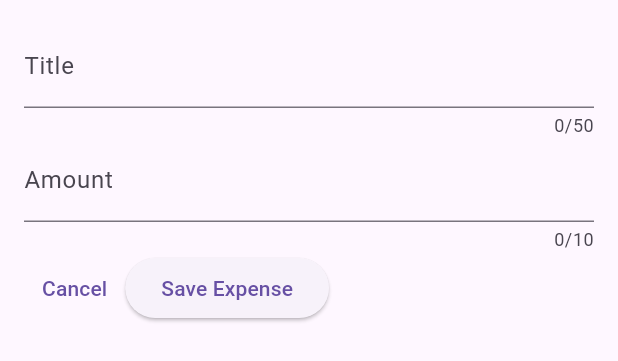
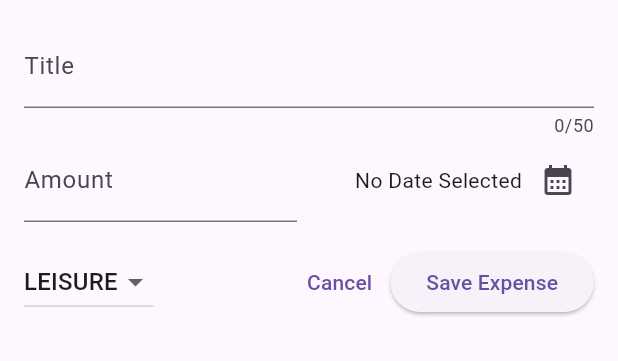
Before and after one commit to HanlopDev/Flutter_Developments, a Flutter app: the NewExpense widget shown alone on an empty page, opened directly, on a phone screen of 412 x 824 dp. Shown: the top 361 px of the screen. Run offline on Flutter 3.47's test engine with Material 2 defaults, Android fonts, the phone set to English and light mode, and no system bars.

Commit message:
3rd commit

```diff
--- a/lib/widget/new_expense.dart
+++ b/lib/widget/new_expense.dart
@@ -1,4 +1,5 @@
 
+import 'package:expense_tracker/models/expense.dart';
 import 'package:flutter/material.dart';
 
 class NewExpense extends StatefulWidget {
@@ -13,6 +14,21 @@ const NewExpense({super.key});
 class _NewExpenseState extends State<NewExpense> {
   final _titleController = TextEditingController();
   final _amountController = TextEditingController();
+  DateTime? _selectedDate;
+  Category _selectedCategory = Category.leisure;
+
+  void _presentDatePicker() async {
+    final now = DateTime.now();
+    final firstDate = DateTime(now.year - 1, now.month, now.day);
+    final pickedDate = await showDatePicker(
+      context: context,
+      initialDate: now,
+      firstDate: firstDate,
+      lastDate: now);
+    setState(() {
+      _selectedDate = pickedDate;
+    });
+  }
 
   @override
   void dispose() {
@@ -34,17 +50,58 @@ class _NewExpenseState extends State<NewExpense> {
             label: Text("Title"),
           ),
         ),
-        TextField(
+        Row(children: [
+          Expanded(child: TextField(
           controller: _amountController,
-          maxLength: 10,
           keyboardType: TextInputType.number,
           decoration: const InputDecoration(
             prefixText: '\$ ',
             label: Text("Amount"),
           ),
         ),
-        Row(children: [
-          TextButton(onPressed: () {},
+        ),
+        const SizedBox(width: 16),
+        Expanded(child: Row(
+          mainAxisAlignment: MainAxisAlignment.end,
+          crossAxisAlignment: CrossAxisAlignment.center,
+          children: [
+          Text(_selectedDate == null
+            ? "No Date Selected"
+            : formatter.format(_selectedDate!),
+            ),
+          IconButton(onPressed: _presentDatePicker,
+          icon: const Icon(Icons.calendar_month),
+          ),
+          ],
+        ),
+      ),
+    ],
+  ),
+      const SizedBox(height: 16,),
+        Row(
+          children: [
+            DropdownButton(
+              value: _selectedCategory,
+              items: Category.values.map(
+              (category) => DropdownMenuItem(
+                value: category,
+                child: Text(
+                  category.name.toUpperCase(),
+                ),
+                ),
+              ).toList(),
+            onChanged: (value) {
+              if (value == null) {
+                return;
+              }
+              setState(() {
+                _selectedCategory = value;
+              });
+            }),
+            const Spacer(),
+          TextButton(onPressed: () {
+            Navigator.pop(context);
+          },
           child: const Text("Cancel"),
           ),
           ElevatedButton(onPressed: () {
```
